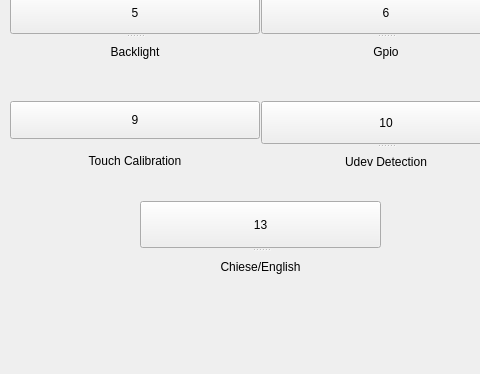
Above: qt/t507/mainwindow.ui from jizizihe/baijie_demo before the change; both pictures show x 0 to 480 and y 226 to 600 of the 1024 by 600 pixel window. Below: the same form after it.
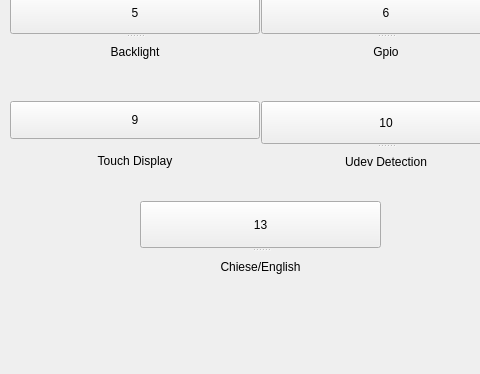
That is the form after the change.

```diff
--- a/qt/t507/mainwindow.ui
+++ b/qt/t507/mainwindow.ui
@@ -450,7 +450,7 @@
      </size>
     </property>
     <property name="text">
-     <string>Touch Calibration</string>
+     <string>Touch Display</string>
     </property>
     <property name="alignment">
      <set>Qt::AlignCenter</set>
```
